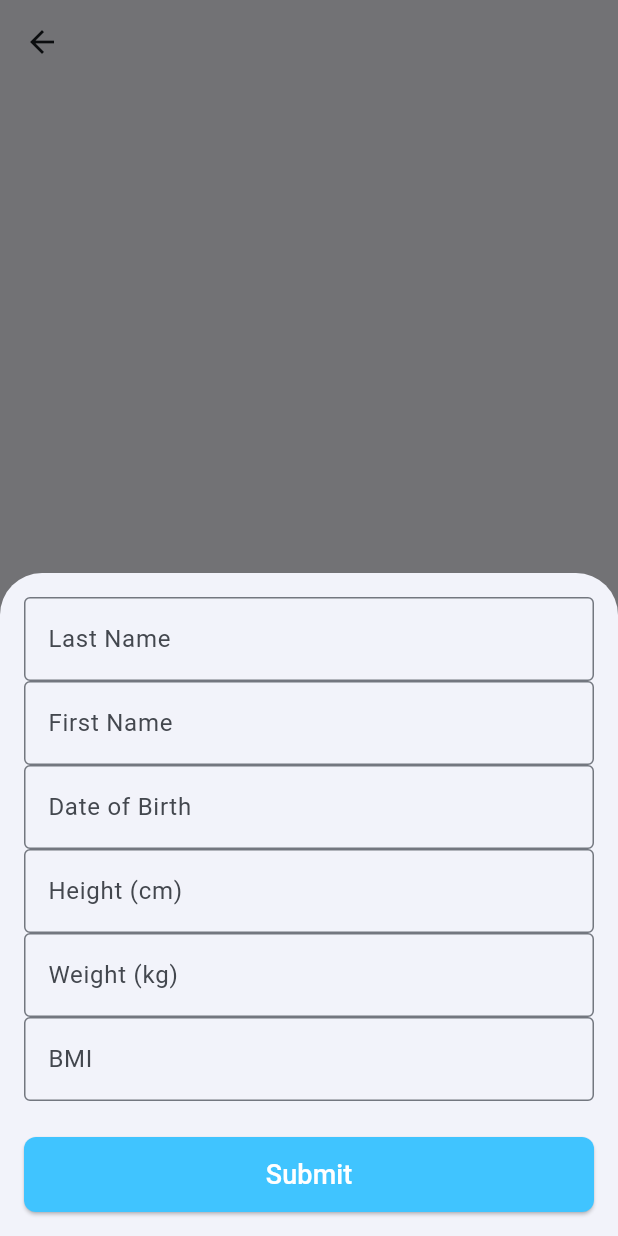
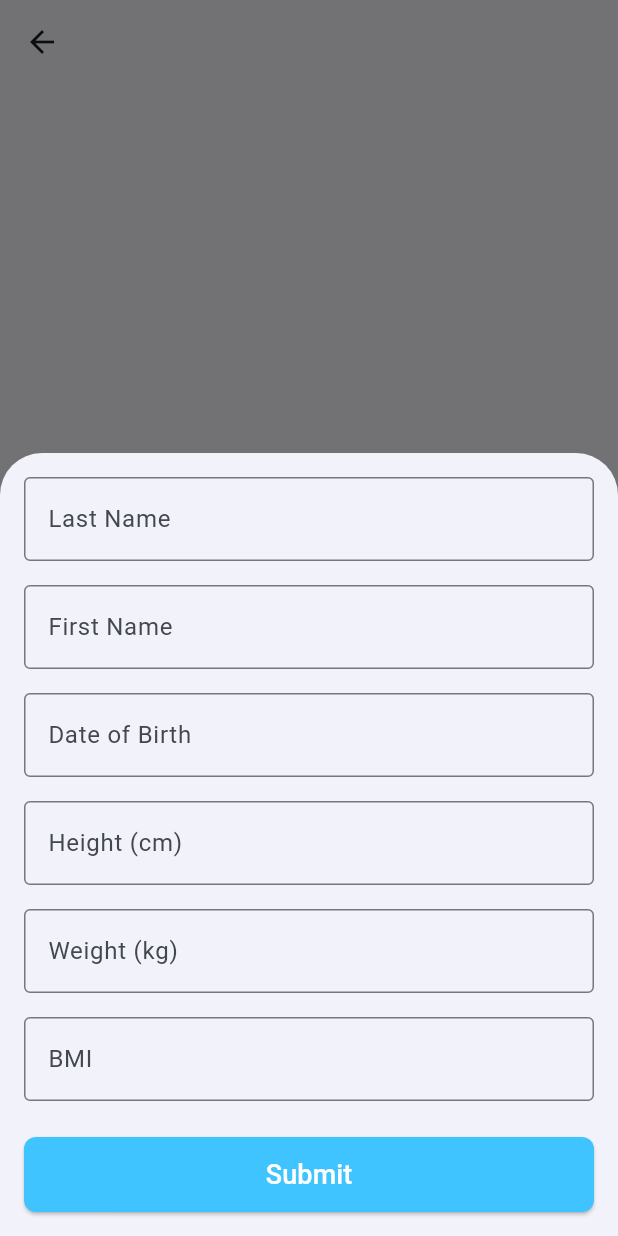
Before and after one commit to SirKitoGio/Wellness-Application, a Flutter app: the GroupMembersPage screen opened directly with empty values, after a tap on the "add" icon, on a phone screen of 412 x 824 dp. Run offline on Flutter 3.47's test engine with Material 3 defaults, Android fonts, the phone set to English and light mode, and no system bars; network calls fail.

Commit message:
revert Mondares

```diff
--- a/lib/Mondares/create_member_form.dart
+++ b/lib/Mondares/create_member_form.dart
@@ -20,32 +20,10 @@ class CreateMemberForm extends StatelessWidget {
     required this.onSubmit,
   });
 
-  Widget buildTextFormField({
-    required TextEditingController controller,
-    required String label,
-    String? hint,
-    String? Function(String?)? validator,
-    TextInputType? keyboardType,
-  }) {
-    return TextFormField(
-      controller: controller,
-      decoration: InputDecoration(
-        labelText: label,
-        hintText: hint,
-        border: const OutlineInputBorder(),
-        alignLabelWithHint: true,
-      ),
-      keyboardType: keyboardType,
-      validator: validator ?? (v) {
-        if (v == null || v.isEmpty) return '$label required';
-        return null;
-      },
-    );
-  }
-
   @override
   Widget build(BuildContext context) {
     final _formKey = GlobalKey<FormState>();
+
     return Padding(
       padding: const EdgeInsets.all(16),
       child: Form(
@@ -54,37 +32,74 @@ class CreateMemberForm extends StatelessWidget {
           child: Column(
             mainAxisSize: MainAxisSize.min,
             children: [
-              buildTextFormField(
+              TextFormField(
                 controller: lastNameController,
-                label: 'Last Name',
-                validator: (v) => (v == null || v.length < 2) ? 'Last name required' : null,
+                decoration: const InputDecoration(
+                  labelText: 'Last Name',
+                  border: OutlineInputBorder(),
+                ),
+                validator: (v) =>
+                    (v == null || v.length < 2) ? "Last name required" : null,
               ),
-              buildTextFormField(
+              const SizedBox(height: 16),
+              TextFormField(
                 controller: firstNameController,
-                label: 'First Name',
+                decoration: const InputDecoration(
+                  labelText: 'First Name',
+                  border: OutlineInputBorder(),
+                ),
+                validator: (v) =>
+                    (v == null || v.isEmpty) ? "First name required" : null,
               ),
-              buildTextFormField(
+              const SizedBox(height: 16),
+              TextFormField(
                 controller: dobController,
-                label: 'Date of Birth',
-                hint: 'yyyy-mm-dd',
+                decoration: const InputDecoration(
+                  labelText: 'Date of Birth',
+                  hintText: "yyyy-mm-dd",
+                  border: OutlineInputBorder(),
+                ),
+                validator: (v) =>
+                    (v == null || v.isEmpty) ? "Date required" : null,
               ),
-              buildTextFormField(
+              const SizedBox(height: 16),
+              TextFormField(
                 controller: heightController,
-                label: 'Height (cm)',
+                decoration: const InputDecoration(
+                  labelText: 'Height (cm)',
+                  border: OutlineInputBorder(),
+                ),
                 keyboardType: TextInputType.number,
-                validator: (v) => (v == null || !RegExp(r'^\d+(\.\d+)?$').hasMatch(v)) ? 'Valid number required' : null,
+                validator: (v) =>
+                    (v == null || !RegExp(r'^\d+(\.\d+)?$').hasMatch(v))
+                    ? 'Valid number required'
+                    : null,
               ),
-              buildTextFormField(
+              const SizedBox(height: 16),
+              TextFormField(
                 controller: weightController,
-                label: 'Weight (kg)',
+                decoration: const InputDecoration(
+                  labelText: 'Weight (kg)',
+                  border: OutlineInputBorder(),
+                ),
                 keyboardType: TextInputType.number,
-                validator: (v) => (v == null || !RegExp(r'^\d+(\.\d+)?$').hasMatch(v)) ? 'Valid number required' : null,
+                validator: (v) =>
+                    (v == null || !RegExp(r'^\d+(\.\d+)?$').hasMatch(v))
+                    ? 'Valid number required'
+                    : null,
               ),
-              buildTextFormField(
+              const SizedBox(height: 16),
+              TextFormField(
                 controller: bmiController,
-                label: 'BMI',
+                decoration: const InputDecoration(
+                  labelText: 'BMI',
+                  border: OutlineInputBorder(),
+                ),
                 keyboardType: TextInputType.number,
-                validator: (v) => (v == null || !RegExp(r'^\d+(\.\d+)?$').hasMatch(v)) ? 'Valid number required' : null,
+                validator: (v) =>
+                    (v == null || !RegExp(r'^\d+(\.\d+)?$').hasMatch(v))
+                    ? 'Valid number required'
+                    : null,
               ),
               const SizedBox(height: 24),
               ElevatedButton(
```
